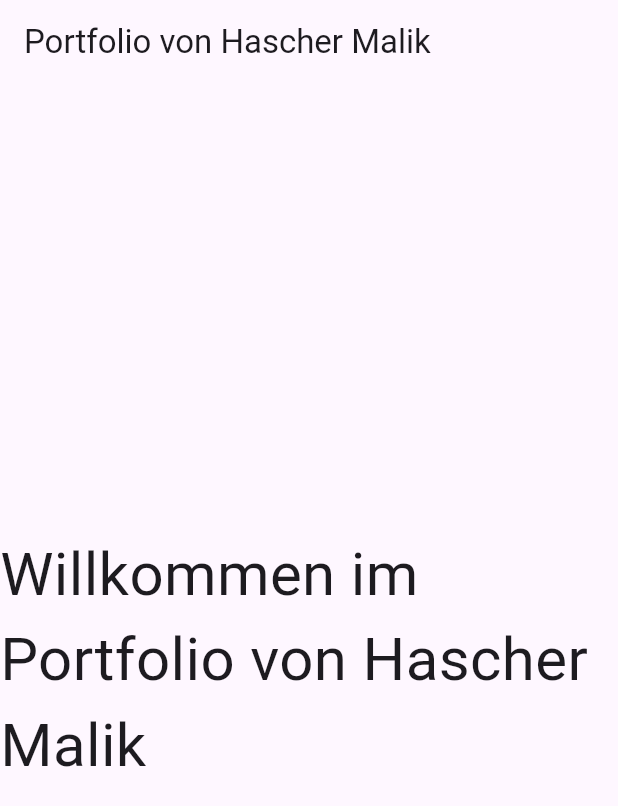
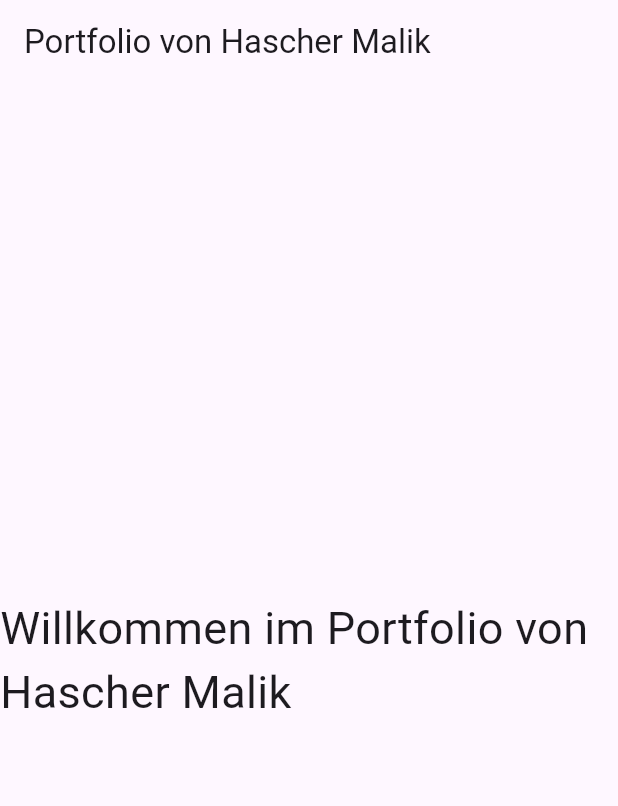
Before and after one commit to Hascher16/portfolio_5567122, a Flutter app: the screen it shows after launch, on a phone screen of 412 x 824 dp. Shown: the top 806 px of the screen. Run offline on Flutter 3.47's test engine with Material 3 defaults, Android fonts, the phone set to English and light mode, and no system bars.

Commit message:
Update home_page.dart Schriftgröße: 30

```diff
--- a/lib/pages/home_page.dart
+++ b/lib/pages/home_page.dart
@@ -13,7 +13,7 @@ class HomePage extends StatelessWidget {
         child: Text(
           'Willkommen im Portfolio von Hascher Malik',
           style: TextStyle(
-            fontSize: 40,  // Ändere hier die Schriftgröße
+            fontSize: 30,  // Ändere hier die Schriftgröße
           ),
         ),
       ),
```
